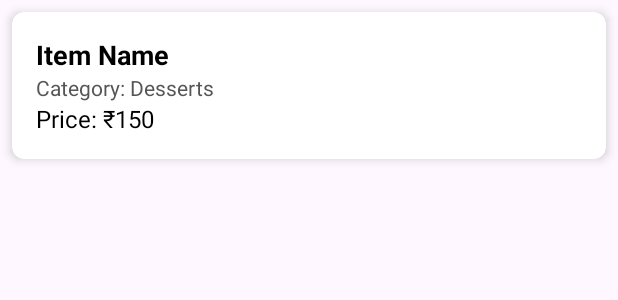
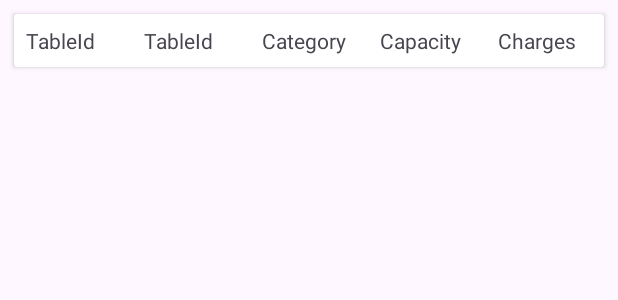
Before and after one commit to Resto-Management-System/Resto-Connect, an Android app: the layout menu_list_item.xml on its own in the app's theme, with its tools: preview values and no code run, on a phone screen of 412 x 824 dp. Shown: the top 300 px of the screen. Run offline under Robolectric (Android 15) with nearby library versions, the light colour scheme and no system bars.

Commit message:
table,menu,order ui

```diff
--- a/resturant_mangement_system/app/src/main/java/com/sunbeam/restaurant_mangenment_system/activity/RegisterCustomerActivity.java
+++ b/resturant_mangement_system/app/src/main/java/com/sunbeam/restaurant_mangenment_system/activity/RegisterCustomerActivity.java
@@ -56,7 +56,7 @@ public class RegisterCustomerActivity extends AppCompatActivity {
                     Log.d("RAW_RESPONSE", json);
                     JSONObject obj = new JSONObject(json);
                     String token = obj.getString("data");
-                    Toast.makeText(RegisterCustomerActivity.this, "Login successful!", Toast.LENGTH_SHORT).show();
+                    Toast.makeText(RegisterCustomerActivity.this, "register successful!", Toast.LENGTH_SHORT).show();
                     // You can navigate to LoadActivity or Home screen here
                     Intent intent=new Intent(RegisterCustomerActivity.this,loginViewActivity.class);
                     startActivity(intent);
--- a/resturant_mangement_system/app/src/main/res/layout/menu_list_item.xml
+++ b/resturant_mangement_system/app/src/main/res/layout/menu_list_item.xml
@@ -1,42 +1,63 @@
 <?xml version="1.0" encoding="utf-8"?>
-<androidx.cardview.widget.CardView xmlns:android="http://schemas.android.com/apk/res/android"
-    xmlns:app="http://schemas.android.com/apk/res-auto"
+<LinearLayout xmlns:android="http://schemas.android.com/apk/res/android"
+    android:orientation="vertical"
+    android:padding="5dp"
+    android:layout_width="match_parent"
+    android:layout_height="match_parent">
+    <androidx.cardview.widget.CardView
         android:layout_width="match_parent"
         android:layout_height="wrap_content"
-    android:layout_margin="8dp"
-    app:cardCornerRadius="8dp"
-    app:cardElevation="4dp">
+        android:layout_margin="4dp"
+        android:elevation="4dp"
+        android:padding="8dp">
+
+        <!-- Horizontal layout for the TextViews -->
 
         <LinearLayout
             android:layout_width="match_parent"
             android:layout_height="wrap_content"
-        android:orientation="vertical"
-        android:padding="16dp">
+            android:orientation="horizontal"
+            android:gravity="center_vertical"
+            android:weightSum="5">
 
             <TextView
-            android:id="@+id/textItemName"
-            android:layout_width="match_parent"
+                android:id="@+id/textTableID"
+                android:text="TableId"
+                android:layout_width="0dp"
                 android:layout_height="wrap_content"
-            android:textStyle="bold"
-            android:textSize="18sp"
-            android:textColor="@android:color/black"
-            android:text="Item Name" />
+                android:layout_weight="1"
+                android:padding="8dp" />
+            <TextView
+                android:id="@+id/textName"
+                android:text="TableId"
+                android:layout_width="0dp"
+                android:layout_height="wrap_content"
+                android:layout_weight="1"
+                android:padding="8dp" />
 
             <TextView
-            android:id="@+id/textItemCategory"
-            android:layout_width="match_parent"
+                android:id="@+id/textCategory"
+                android:text="Category"
+                android:layout_width="0dp"
                 android:layout_height="wrap_content"
-            android:textSize="14sp"
-            android:textColor="#555555"
-            android:text="Category: Desserts" />
+                android:layout_weight="1"
+                android:padding="8dp" />
 
             <TextView
-            android:id="@+id/textItemPrice"
-            android:layout_width="match_parent"
+                android:id="@+id/textCapacity"
+                android:text="Capacity"
+                android:layout_width="0dp"
                 android:layout_height="wrap_content"
-            android:textSize="16sp"
-            android:textColor="#000000"
-            android:text="Price: ₹150" />
+                android:layout_weight="1"
+                android:padding="8dp" />
+
+            <TextView
+                android:id="@+id/textCharges"
+                android:text="Charges"
+                android:layout_width="0dp"
+                android:layout_height="wrap_content"
+                android:layout_weight="1"
+                android:padding="8dp" />
             <Button
                 android:id="@+id/btnDelete"
                 android:layout_width="wrap_content"
@@ -46,5 +67,9 @@
                 android:visibility="gone"
                 />
 
+
         </LinearLayout>
+
     </androidx.cardview.widget.CardView>
+
+</LinearLayout>
```
Also changed, not shown: resturant_mangement_system/app/src/main/java/com/sunbeam/restaurant_mangenment_system/Adapter/MenuListAdapter.java (+7 -7 lines), resturant_mangement_system/app/src/main/java/com/sunbeam/restaurant_mangenment_system/activity/MenuListActivity.java (+16 -6 lines), resturant_mangement_system/app/src/main/java/com/sunbeam/restaurant_mangenment_system/activity/PalceOrderActivity.java (+29 -0 lines), resturant_mangement_system/app/src/main/res/layout/activity_palce_order.xml (+24 -0 lines), 19 other files. Lines whose indentation alone changed are shown as unchanged.
